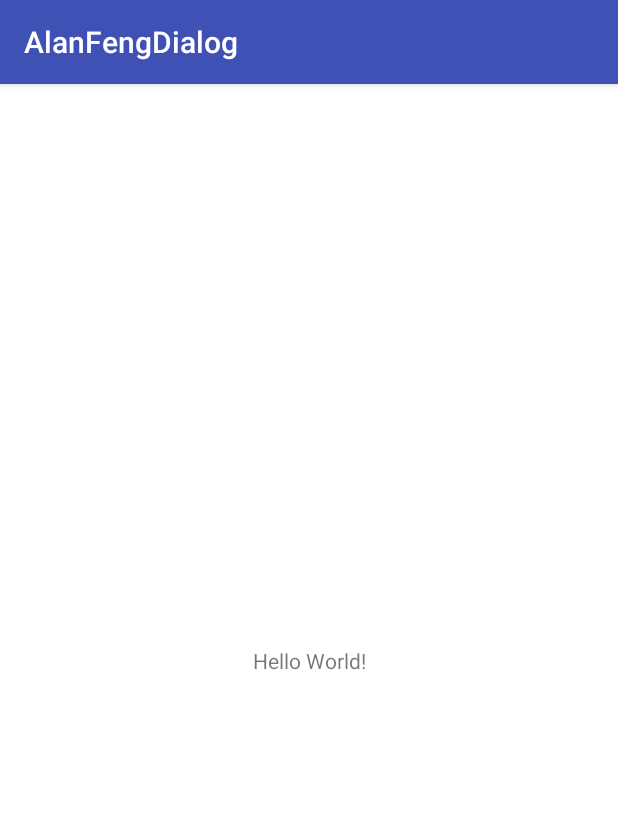
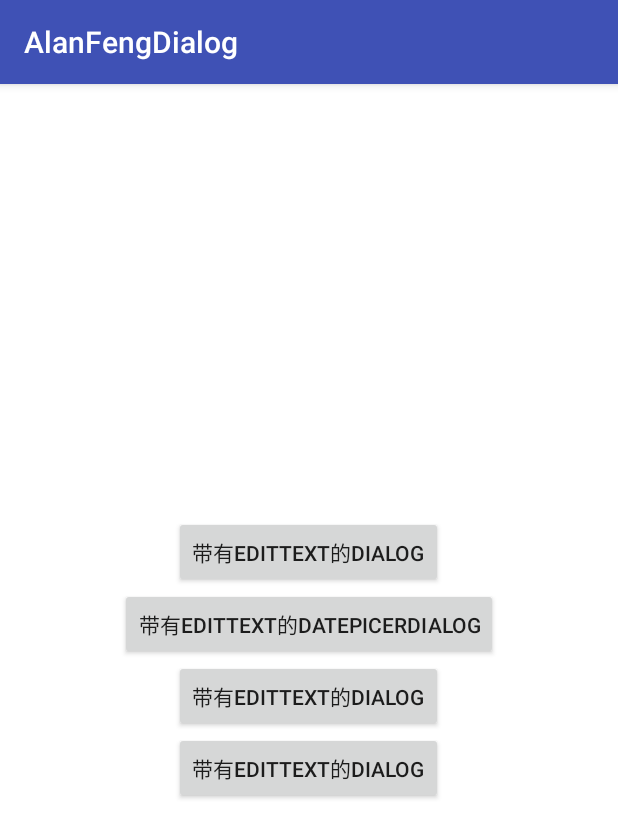
Before and after one commit to tang5011235/AlanFengDialog, an Android app: the screen it shows after launch (MainActivity), on a phone screen of 412 x 824 dp. Shown: the top 838 px of the screen. Run offline under Robolectric (Android 15) with nearby library versions, the phone set to English and light mode, and no system bars.

Commit message:
添加可以传入Dialog

```diff
--- a/app/src/main/res/layout/activity_main.xml
+++ b/app/src/main/res/layout/activity_main.xml
@@ -1,5 +1,5 @@
 <?xml version="1.0" encoding="utf-8"?>
-<android.support.constraint.ConstraintLayout
+<RelativeLayout
     xmlns:android="http://schemas.android.com/apk/res/android"
     xmlns:app="http://schemas.android.com/apk/res-auto"
     xmlns:tools="http://schemas.android.com/tools"
@@ -8,14 +8,42 @@
     android:background="#ffff"
     tools:context="test.alanfengdialog.MainActivity">
 
-    <TextView
-        android:onClick="click"
+    <LinearLayout
+        android:gravity="center"
         android:layout_width="wrap_content"
         android:layout_height="wrap_content"
-        android:text="Hello World!"
-        app:layout_constraintBottom_toBottomOf="parent"
-        app:layout_constraintLeft_toLeftOf="parent"
-        app:layout_constraintRight_toRightOf="parent"
-        app:layout_constraintTop_toTopOf="parent"/>
+        android:layout_centerInParent="true"
+        android:orientation="vertical">
 
-</android.support.constraint.ConstraintLayout>
+        <Button
+            android:id="@+id/show_etd"
+            android:layout_width="wrap_content"
+            android:layout_height="wrap_content"
+            android:onClick="clickEt"
+            android:text="带有EditText的dialog"
+            />
+
+        <Button
+            android:id="@+id/show_pdd"
+            android:layout_width="wrap_content"
+            android:layout_height="wrap_content"
+            android:onClick="clickEt"
+            android:text="带有EditText的DatePicerdialog"
+            />
+
+        <Button
+            android:layout_width="wrap_content"
+            android:layout_height="wrap_content"
+            android:onClick="clickEt"
+            android:text="带有EditText的dialog"
+            />
+
+        <Button
+            android:layout_width="wrap_content"
+            android:layout_height="wrap_content"
+            android:onClick="clickEt"
+            android:text="带有EditText的dialog"
+            />
+
+    </LinearLayout>
+</RelativeLayout>
--- a/app/src/main/res/values/styles.xml
+++ b/app/src/main/res/values/styles.xml
@@ -16,7 +16,7 @@
     <style name="Base_AlertDialog" parent="Base.Theme.AppCompat.Light.Dialog">
 
         <!--不设置在6.0以上会出现，宽度不充满屏幕的情况-->
-        <item name="windowMinWidthMinor">90%</item>
+        <item name="windowMinWidthMinor">100%</item>
 
         <!-- 取消标题栏，如果在代码中settitle的话会无效 -->
         <item name="android:windowNoTitle">true</item>
@@ -29,13 +29,14 @@
 
         <!--<item name="android:background">@color/white</item>-->
 
-         在某些系统上面设置背景颜色之后出现奇怪的背景，处这里设置背景为透明，为了隐藏边框
+        在某些系统上面设置背景颜色之后出现奇怪的背景，处这里设置背景为透明，为了隐藏边框
         <item name="android:windowBackground">@android:color/transparent</item>
         <item name="android:windowFrame">@null</item>
 
-         <!--进入和退出动画，左进右出（系统自带）-->
+        <!--进入和退出动画，左进右出（系统自带）-->
         <item name="android:windowAnimationStyle">@style/bottom_dialog</item>
-
+        <item name="android:backgroundDimEnabled">false</item>
+        <item name="android:backgroundDimAmount">0.3</item>
         <!-- 按钮字体颜色,全部一起改，单个改需要在Java代码中修改 -->
         <!--<item name="colorAccent">@color/app_main_color</item>-->
     </style>
```
Also changed, not shown: app/src/main/java/test/alanfengdialog/BaseDialogAdapter.java (+55 -23 lines), app/src/main/java/test/alanfengdialog/BaseDialogFragment.java (+11 -5 lines), app/src/main/java/test/alanfengdialog/DataPickerDialog.java (added, +30 -0 lines), app/src/main/java/test/alanfengdialog/EtDialogAdapter.java (+11 -0 lines), app/src/main/java/test/alanfengdialog/IDialogResultListener.java (added, +9 -0 lines), app/src/main/java/test/alanfengdialog/MainActivity.java (+25 -2 lines), app/src/main/res/layout/dialog_data_picker.xml (added, +13 -0 lines).
